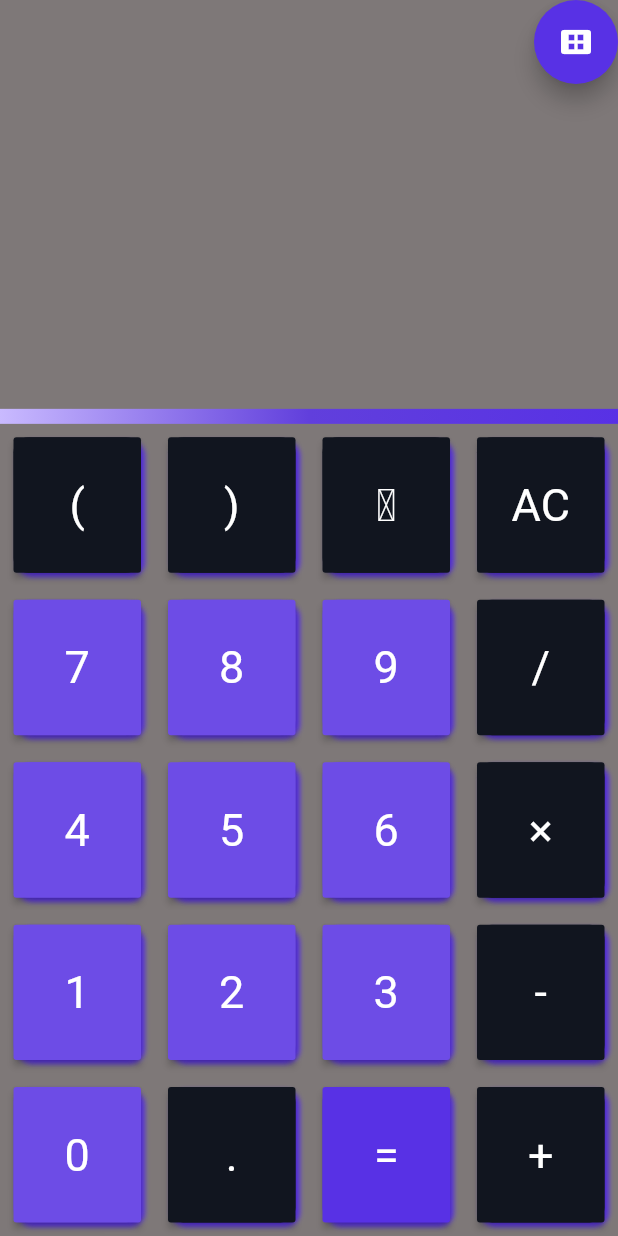
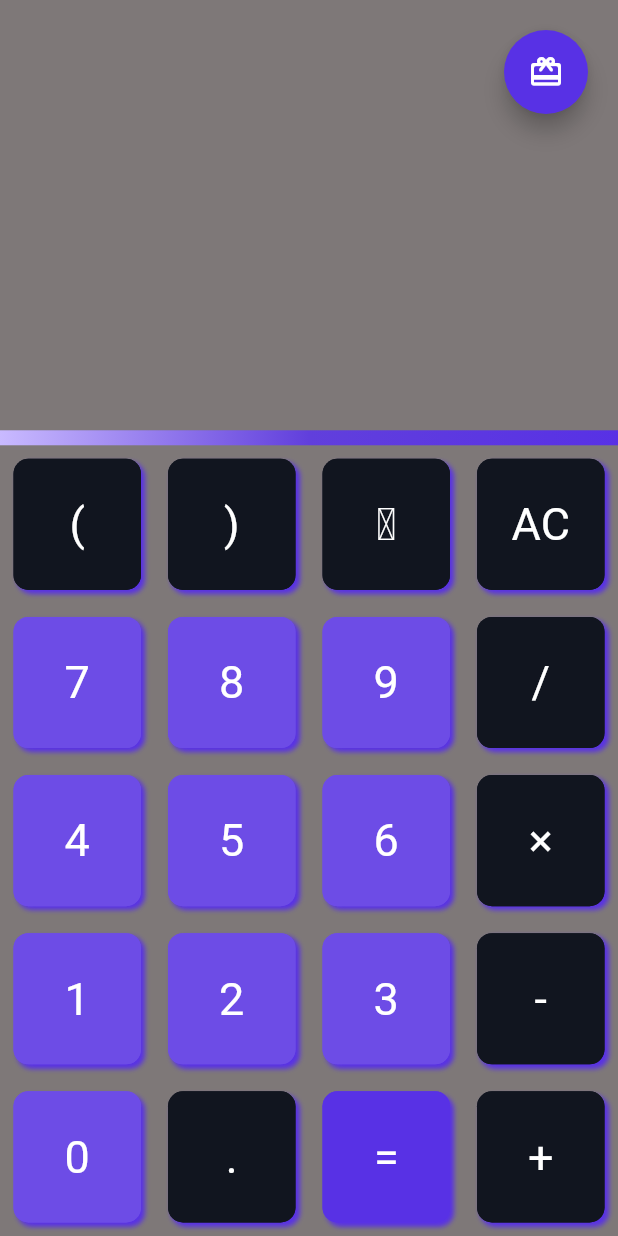
Before and after one commit to gofysff/calc_gof, a Flutter app: the screen it shows after launch, on a phone screen of 412 x 824 dp. Run offline on Flutter 3.47's test engine with Material 2 defaults, Android fonts, the light colour scheme and no system bars; missing offline and left inert: math_parser.

Commit message:
material button shape changed

```diff
--- a/lib/logic/logic.dart
+++ b/lib/logic/logic.dart
@@ -4,9 +4,9 @@ import 'dart:math';
 import '../constants/constant_messages.dart';
 
 /// main class for all logic of our calculator
+class Logic {
+  // TODO: change thing that I can work with result by default
 
-class Logic {
-  // TODO: change thing tha I can work with result by default
   /// contain last result of the calculation
   /// or the chain of symbols what was inputted by user before he putted the result button
 
--- a/lib/screens/home_screen.dart
+++ b/lib/screens/home_screen.dart
@@ -21,14 +21,17 @@ class _HomePageState extends State<HomePage> {
     return SafeArea(
       child: Column(
         children: [
-          Align(
+          Padding(
+            padding: const EdgeInsets.only(right:20.0, top: 20.0),
+            child: Align(
               alignment: Alignment.topRight,
               child: FloatingActionButton(
                   backgroundColor: kButtonEqualColor,
                   foregroundColor: Colors.white,
-                child: const Icon(Icons.view_comfy_alt),
+                  child: const Icon(Icons.card_giftcard_rounded),
                   onPressed: () =>
                       context.read<StorageResults>()..changeButtonPanel()),
+            ),
           ),
           const Expanded(
             flex: 2,
--- a/lib/widgets/calculator_button.dart
+++ b/lib/widgets/calculator_button.dart
@@ -19,7 +19,6 @@ class CalculatorButton extends StatelessWidget {
   final Color? backgroundColor;
   final Color? labelColor;
 
-// TODO: try to change to MAterial button
   @override
   Widget build(BuildContext context) {
     return Padding(
@@ -34,18 +33,12 @@ class CalculatorButton extends StatelessWidget {
           color: backgroundColor,
         ),
         child: MaterialButton(
+            elevation: 0.0,
+          shape: RoundedRectangleBorder(
+            borderRadius: BorderRadius.circular(10.0),
+          ),
           onPressed: onTap,
           color: backgroundColor,
-          // child: Container(
-          //   decoration: BoxDecoration(
-          //     boxShadow: const [
-          //       BoxShadow(
-          //           color: kShadowColor, offset: Offset(2.5, 2.5), blurRadius: 2),
-          //     ],
-          //     borderRadius: const BorderRadius.all(Radius.circular(10)),
-          //     color: backgroundColor,
-          //   ),
-          // shape:
           child: Center(
             child: Text(
               label,
```
Lines whose indentation alone changed are shown as unchanged.
